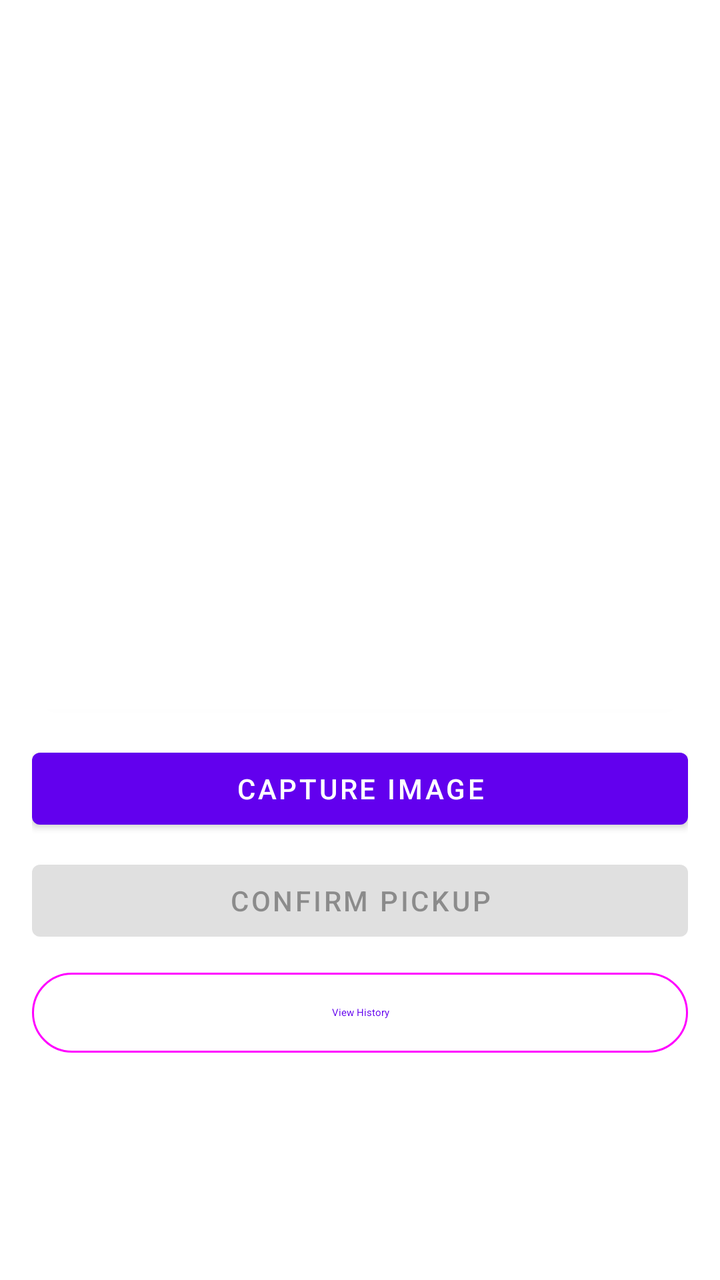
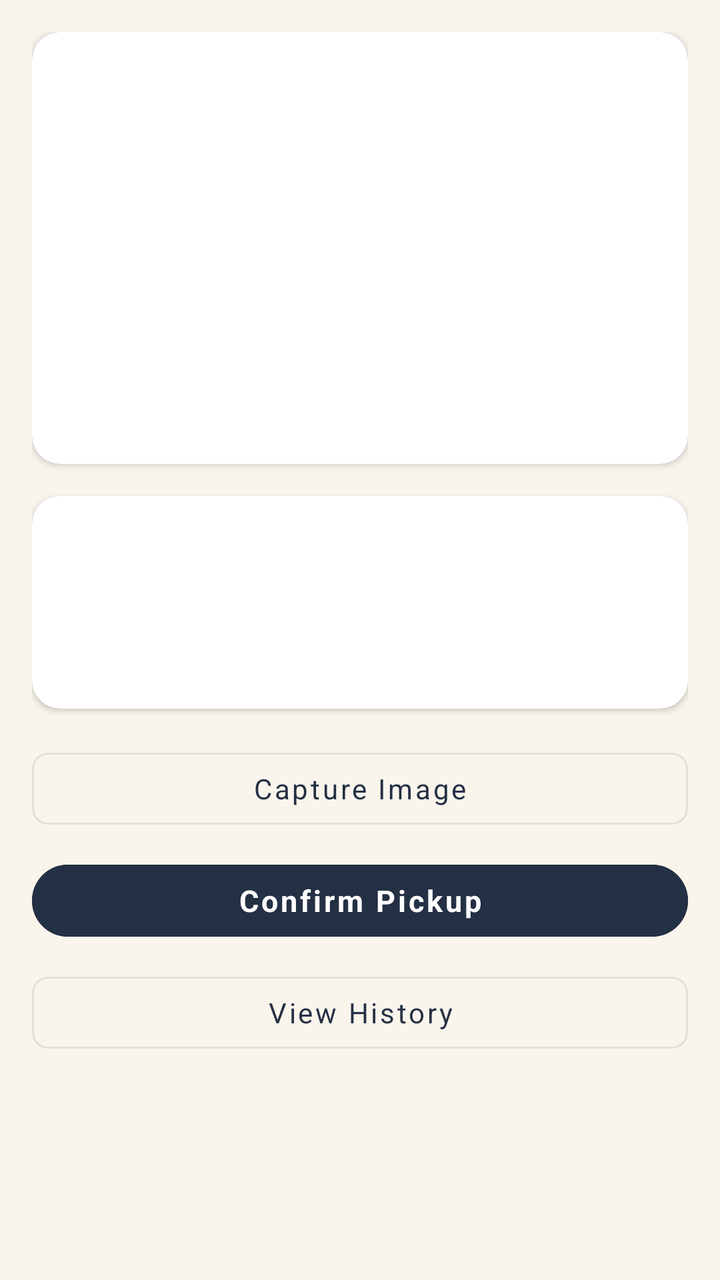

The first picture is an Android layout as it rendered before a commit; the second is the same layout after the commit. The layout source and the unified diff follow.
<!-- AndroidManifest.xml: application theme Theme.DriverApp -->
<!-- res/layout/activity_pickup_details.xml -->
<?xml version="1.0" encoding="utf-8"?>
<ScrollView xmlns:android="http://schemas.android.com/apk/res/android"
    android:layout_width="match_parent"
    android:layout_height="match_parent">

    <LinearLayout
        android:layout_width="match_parent"
        android:layout_height="wrap_content"
        android:orientation="vertical"
        android:padding="16dp">

        <com.google.android.material.card.MaterialCardView
            xmlns:app="http://schemas.android.com/apk/res-auto"
            android:layout_width="match_parent"
            android:layout_height="wrap_content"
            android:layout_marginBottom="16dp"
            app:cardElevation="2dp">

            <LinearLayout
                android:layout_width="match_parent"
                android:layout_height="wrap_content"
                android:orientation="vertical"
                android:padding="16dp">

                <ImageView
                    android:id="@+id/ivProductImage"
                    android:layout_width="match_parent"
                    android:layout_height="180dp"
                    android:scaleType="fitCenter"
                    android:background="#F0F0F0"
                    android:layout_marginBottom="12dp"
                    android:visibility="gone"
                    android:contentDescription="Catalog image"/>

                <TextView
                    android:id="@+id/tvCustomer"
                    android:layout_width="match_parent"
                    android:layout_height="wrap_content"
                    android:textSize="16sp"
                    android:layout_marginBottom="4dp"/>

                <TextView
                    android:id="@+id/tvProduct"
                    android:layout_width="match_parent"
                    android:layout_height="wrap_content"
                    android:layout_marginBottom="4dp"/>

                <TextView
                    android:id="@+id/tvPrice"
                    android:layout_width="match_parent"
                    android:layout_height="wrap_content"
                    android:layout_marginBottom="4dp"/>

                <TextView
                    android:id="@+id/tvOrderNumber"
                    android:layout_width="match_parent"
                    android:layout_height="wrap_content"
                    android:layout_marginBottom="4dp"/>

                <TextView
                    android:id="@+id/tvOriginalDeliveryDate"
                    android:layout_width="match_parent"
                    android:layout_height="wrap_content"
                    android:layout_marginBottom="4dp"/>

                <TextView
                    android:id="@+id/tvReason"
                    android:layout_width="match_parent"
                    android:layout_height="wrap_content"
                    android:layout_marginBottom="4dp"/>

                <TextView
                    android:id="@+id/tvDefect"
                    android:layout_width="match_parent"
                    android:layout_height="wrap_content"
                    android:layout_marginBottom="4dp"/>

                <TextView
                    android:id="@+id/tvStatus"
                    android:layout_width="match_parent"
                    android:layout_height="wrap_content"
                    android:textStyle="bold"
                    android:textSize="15sp"/>

            </LinearLayout>
        </com.google.android.material.card.MaterialCardView>

        
        <com.google.android.material.card.MaterialCardView
            xmlns:app="http://schemas.android.com/apk/res-auto"
            android:layout_width="match_parent"
            android:layout_height="wrap_content"
            android:layout_marginBottom="16dp"
            app:cardElevation="2dp">

            <LinearLayout
                android:layout_width="match_parent"
                android:layout_height="wrap_content"
                android:orientation="vertical"
                android:padding="16dp">

                <TextView
                    android:id="@+id/tvBarcode"
                    android:layout_width="match_parent"
                    android:layout_height="wrap_content"
                    android:textSize="15sp"
                    android:layout_marginBottom="4dp"/>

                <TextView
                    android:id="@+id/tvBarcodeAssignedAt"
                    android:layout_width="match_parent"
                    android:layout_height="wrap_content"
                    android:layout_marginBottom="4dp"/>

                <TextView
                    android:id="@+id/tvBarcodeDriver"
                    android:layout_width="match_parent"
                    android:layout_height="wrap_content"
                    android:layout_marginBottom="8dp"/>

                
                <LinearLayout
                    android:id="@+id/barcodeAssignBlock"
                    android:layout_width="match_parent"
                    android:layout_height="wrap_content"
                    android:orientation="horizontal"
                    android:visibility="gone">

                    <Button
                        android:id="@+id/btnAssignBarcode"
                        android:layout_width="wrap_content"
                        android:layout_height="wrap_content"
                        android:text="Assign Barcode"/>
                </LinearLayout>

            </LinearLayout>
        </com.google.android.material.card.MaterialCardView>

        
        <Button
            android:id="@+id/btnCaptureImage"
            android:layout_width="match_parent"
            android:layout_height="wrap_content"
            android:text="Capture Image"
            android:layout_marginBottom="8dp"/>

        <Button
            android:id="@+id/btnConfirmPickup"
            android:layout_width="match_parent"
            android:layout_height="wrap_content"
            android:text="Confirm Pickup"
            android:enabled="false"
            android:layout_marginBottom="8dp"/>

        <Button
            android:id="@+id/btnViewHistory"
            android:layout_width="match_parent"
            android:layout_height="wrap_content"
            android:text="View History"
            style="@style/Widget.Material3.Button.OutlinedButton"/>

    </LinearLayout>
</ScrollView>
<!-- resources referenced by this layout -->
<resources>
  <style name="Theme.DriverApp" parent="Theme.MaterialComponents.DayNight.DarkActionBar">
          <item name="colorPrimary">@color/purple_500</item>
          <item name="colorPrimaryVariant">@color/purple_700</item>
          <item name="colorOnPrimary">@color/white</item>
          <item name="colorSecondary">@color/teal_200</item>
          <item name="colorSecondaryVariant">@color/teal_700</item>
          <item name="colorOnSecondary">@color/black</item>
          <item name="android:statusBarColor">?attr/colorPrimaryVariant</item>
      </style>
  <color name="purple_500">#FF6200EE</color>
  <color name="purple_700">#FF3700B3</color>
  <color name="white">#FFFFFFFF</color>
  <color name="teal_200">#FF03DAC5</color>
  <color name="teal_700">#FF018786</color>
  <color name="black">#FF000000</color>
</resources>

<!-- the commit's change to res/layout/activity_pickup_details.xml (unified diff, before → after) -->
@@ -1,7 +1,8 @@
 <?xml version="1.0" encoding="utf-8"?>
 <ScrollView xmlns:android="http://schemas.android.com/apk/res/android"
     android:layout_width="match_parent"
-    android:layout_height="match_parent">
+    android:layout_height="match_parent"
+    android:background="@color/drb_cream_bg">
 
     <LinearLayout
         android:layout_width="match_parent"
@@ -14,7 +15,8 @@
             android:layout_width="match_parent"
             android:layout_height="wrap_content"
             android:layout_marginBottom="16dp"
-            app:cardElevation="2dp">
+            app:cardElevation="@dimen/drb_elevation_card"
+            app:cardCornerRadius="@dimen/drb_radius_md">
 
             <LinearLayout
                 android:layout_width="match_parent"
@@ -27,7 +29,7 @@
                     android:layout_width="match_parent"
                     android:layout_height="180dp"
                     android:scaleType="fitCenter"
-                    android:background="#F0F0F0"
+                    android:background="@color/drb_image_placeholder"
                     android:layout_marginBottom="12dp"
                     android:visibility="gone"
                     android:contentDescription="Catalog image"/>
@@ -91,7 +93,8 @@
             android:layout_width="match_parent"
             android:layout_height="wrap_content"
             android:layout_marginBottom="16dp"
-            app:cardElevation="2dp">
+            app:cardElevation="@dimen/drb_elevation_card"
+            app:cardCornerRadius="@dimen/drb_radius_md">
 
             <LinearLayout
                 android:layout_width="match_parent"
@@ -142,22 +145,24 @@
             android:layout_width="match_parent"
             android:layout_height="wrap_content"
             android:text="Capture Image"
-            android:layout_marginBottom="8dp"/>
+            style="@style/DrbButton.Outlined"
+            android:layout_marginBottom="@dimen/drb_spacing_sm"/>
 
         <Button
             android:id="@+id/btnConfirmPickup"
             android:layout_width="match_parent"
             android:layout_height="wrap_content"
             android:text="Confirm Pickup"
+            style="@style/DrbButton.Primary"
             android:enabled="false"
-            android:layout_marginBottom="8dp"/>
+            android:layout_marginBottom="@dimen/drb_spacing_sm"/>
 
         <Button
             android:id="@+id/btnViewHistory"
             android:layout_width="match_parent"
             android:layout_height="wrap_content"
             android:text="View History"
-            style="@style/Widget.Material3.Button.OutlinedButton"/>
+            style="@style/DrbButton.Outlined"/>
 
     </LinearLayout>
 </ScrollView>
<!-- resource entries referenced after the edit -->
@@ -1,19 +1,44 @@
 <!-- resources referenced by this layout -->
 <resources>
-  <style name="Theme.DriverApp" parent="Theme.MaterialComponents.DayNight.DarkActionBar">
-          <item name="colorPrimary">@color/purple_500</item>
-          <item name="colorPrimaryVariant">@color/purple_700</item>
+  <color name="drb_cream_bg">#faf5ec</color>
+  <color name="drb_image_placeholder">#F0F0F0</color>
+  <dimen name="drb_elevation_card">2dp</dimen>
+  <dimen name="drb_radius_md">14dp</dimen>
+  <dimen name="drb_spacing_sm">8dp</dimen>
+  <style name="DrbButton.Outlined" parent="Widget.MaterialComponents.Button.OutlinedButton">
+          <item name="android:textColor">@color/drb_navy</item>
+          <item name="strokeColor">@color/drb_border_warm</item>
+          <item name="android:textAllCaps">false</item>
+          <item name="cornerRadius">@dimen/drb_radius_sm</item>
+      </style>
+  <style name="DrbButton.Primary" parent="Widget.MaterialComponents.Button">
+          <item name="android:backgroundTint">@color/drb_navy</item>
+          <item name="android:textColor">@color/white</item>
+          <item name="android:textAllCaps">false</item>
+          <item name="android:textStyle">bold</item>
+          <item name="android:textSize">@dimen/drb_text_body</item>
+          <item name="cornerRadius">@dimen/drb_radius_pill</item>
+          <item name="android:minHeight">48dp</item>
+      </style>
+  <style name="Theme.DriverApp" parent="Theme.MaterialComponents.DayNight.NoActionBar">
+          <item name="colorPrimary">@color/drb_navy</item>
+          <item name="colorPrimaryVariant">@color/drb_navy_dark</item>
           <item name="colorOnPrimary">@color/white</item>
-          <item name="colorSecondary">@color/teal_200</item>
-          <item name="colorSecondaryVariant">@color/teal_700</item>
-          <item name="colorOnSecondary">@color/black</item>
-          <item name="android:statusBarColor">?attr/colorPrimaryVariant</item>
+          <item name="colorSecondary">@color/drb_gold</item>
+          <item name="colorSecondaryVariant">@color/drb_gold_muted</item>
+          <item name="colorOnSecondary">@color/white</item>
+          <item name="android:statusBarColor">@color/drb_navy</item>
+          <item name="android:windowBackground">@color/drb_cream_bg</item>
+          <item name="android:fontFamily">sans-serif</item>
       </style>
-  <color name="purple_500">#FF6200EE</color>
-  <color name="purple_700">#FF3700B3</color>
+  <color name="drb_navy">#243044</color>
+  <color name="drb_border_warm">#e7e0d2</color>
+  <dimen name="drb_radius_sm">8dp</dimen>
   <color name="white">#FFFFFFFF</color>
-  <color name="teal_200">#FF03DAC5</color>
-  <color name="teal_700">#FF018786</color>
-  <color name="black">#FF000000</color>
+  <dimen name="drb_text_body">15sp</dimen>
+  <dimen name="drb_radius_pill">24dp</dimen>
+  <color name="drb_navy_dark">#15202e</color>
+  <color name="drb_gold">#9a7b4f</color>
+  <color name="drb_gold_muted">#8a7149</color>
 </resources>
 
